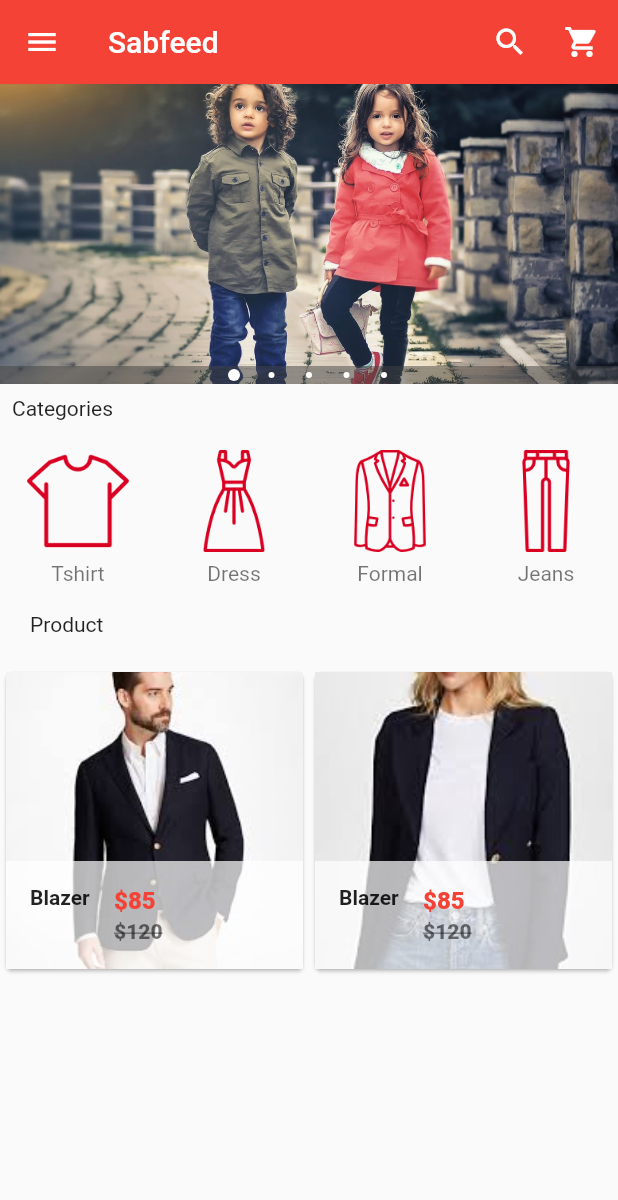
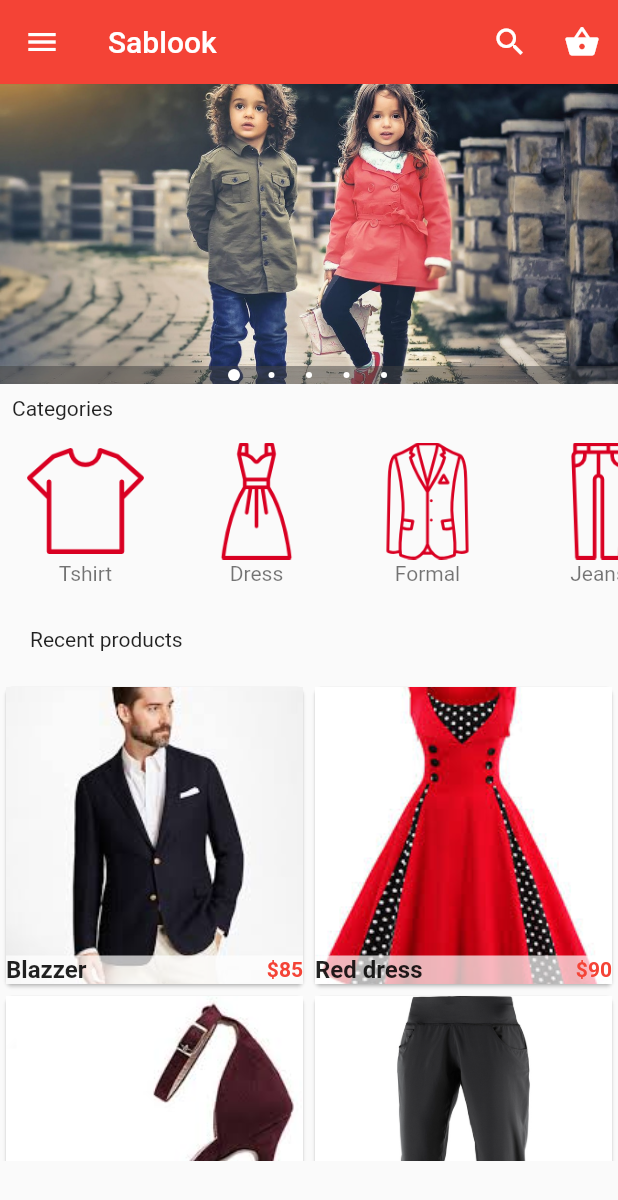
Before and after one commit to Shirshakkandel/ecommerceapp-flutter, a Flutter app: the screen it shows after launch, on a phone screen of 412 x 824 dp. Shown: the top 1200 px of the screen. Run offline on Flutter 3.47's test engine with Material 2 defaults, Android fonts, the phone set to English and light mode, and no system bars; drawn by our look-alikes of carousel_pro.

Commit message:
20)Similar product

```diff
--- a/lib/components/horizontal_listview.dart
+++ b/lib/components/horizontal_listview.dart
@@ -1,26 +1,23 @@
-// TODO Implement this library.
 import 'package:flutter/material.dart';
 
 class HorizontalList extends StatelessWidget {
   @override
   Widget build(BuildContext context) {
     return Container(
-        height: 100,
+      height: 110,
       child: ListView(
         scrollDirection: Axis.horizontal,
-          children: <Widget>[
+        children: [
           Category(
               image_location: 'images/cats/tshirt.png',
               image_caption: 'Tshirt'),
           Category(
-                image_location: 'images/cats/dress.png',
-                image_caption: 'Dress'),
+              image_location: 'images/cats/dress.png', image_caption: 'Dress'),
           Category(
               image_location: 'images/cats/formal.png',
               image_caption: 'Formal'),
           Category(
-                image_location: 'images/cats/jeans.png',
-                image_caption: 'Jeans'),
+              image_location: 'images/cats/jeans.png', image_caption: 'Jeans'),
           Category(
               image_location: 'images/cats/informal.png',
               image_caption: 'Informal'),
@@ -30,7 +27,8 @@ class HorizontalList extends StatelessWidget {
               image_location: 'images/cats/accessories.png',
               image_caption: 'Accessories'),
         ],
-        ));
+      ),
+    );
   }
 }
 
@@ -38,27 +36,32 @@ class Category extends StatelessWidget {
   final String image_location;
   final String image_caption;
 
-  Category({this.image_location, this.image_caption});
+  Category({
+    this.image_location,
+    this.image_caption,
+  });
 
   @override
   Widget build(BuildContext context) {
     return Padding(
-      padding: const EdgeInsets.all(2.0),
+      padding: EdgeInsets.all(2.0),
       child: InkWell(
         onTap: () {},
         child: Container(
-            width: 100.0,
+          width: 110.0,
           child: ListTile(
             title: Image.asset(
               image_location,
-                  width: 100.0,
-                  height: 80.0,
+              width: 80,
+              height: 80,
             ),
             subtitle: Container(
               alignment: Alignment.topCenter,
               child: Text(image_caption),
-                )),
-          )),
+            ),
+          ),
+        ),
+      ), //make tab icon
     );
   }
 }
--- a/lib/components/product.dart
+++ b/lib/components/product.dart
@@ -1,23 +1,42 @@
+import 'package:ecom_flutter/components/pages/product_details.dart';
 import 'package:flutter/material.dart';
 
-class Product extends StatefulWidget {
+class Products extends StatefulWidget {
   @override
-  _State createState() => _State();
+  _ProductsState createState() => _ProductsState();
 }
 
-class _State extends State<Product> {
+class _ProductsState extends State<Products> {
   var product_list = [
     {
-      "name": "Blazer",
-      "picture": "images/products/blazer1.jpeg",
-      "old_price": 120,
-      "price": 85,
+      'name': "Blazzer",
+      'picture': "images/products/blazer1.jpeg",
+      'old_price': 120,
+      'price': 85,
     },
     {
-      "name": "Blazer",
-      "picture": "images/products/blazer2.jpeg",
-      "old_price": 120,
-      "price": 85,
+      'name': "Red dress",
+      'picture': "images/products/dress1.jpeg",
+      'old_price': 100,
+      'price': 90,
+    },
+    {
+      'name': "Hills",
+      'picture': "images/products/hills1.jpeg",
+      'old_price': 100,
+      'price': 90,
+    },
+    {
+      'name': "Pant",
+      'picture': "images/products/pants1.jpg",
+      'old_price': 100,
+      'price': 90,
+    },
+    {
+      'name': "shoe",
+      'picture': "images/products/shoe1.jpg",
+      'old_price': 100,
+      'price': 90,
     },
   ];
   @override
@@ -25,7 +44,7 @@ class _State extends State<Product> {
     return GridView.builder(
         itemCount: product_list.length,
         gridDelegate:
-            new SliverGridDelegateWithFixedCrossAxisCount(crossAxisCount: 2),
+            SliverGridDelegateWithFixedCrossAxisCount(crossAxisCount: 2),
         itemBuilder: (BuildContext context, int index) {
           return Single_prod(
             prod_name: product_list[index]['name'],
@@ -43,13 +62,11 @@ class Single_prod extends StatelessWidget {
   final prod_old_price;
   final prod_price;
 
-  Single_prod({
-    this.prod_name,
+  Single_prod(
+      {this.prod_name,
       this.prod_picture,
       this.prod_old_price,
-    this.prod_price,
-  });
-
+      this.prod_price});
   @override
   Widget build(BuildContext context) {
     return Card(
@@ -57,35 +74,43 @@ class Single_prod extends StatelessWidget {
       tag: prod_name,
       child: Material(
         child: InkWell(
-          onTap: () {},
+          onTap: () => Navigator.of(context).push(
+            MaterialPageRoute(
+              //we are passing value to product details
+              builder: (context) => ProductDetails(
+                product_detail_name: prod_name,
+                product_detail_new_price: prod_price,
+                product_detail_old_price: prod_old_price,
+                product_detail_picture: prod_picture,
+              ),
+            ),
+          ),
           child: GridTile(
             footer: Container(
                 color: Colors.white70,
-                child: ListTile(
-                  leading: Text(
+                child: Row(
+                  children: [
+                    Expanded(
+                      child: Text(
                         prod_name,
-                    style: TextStyle(fontWeight: FontWeight.bold),
+                        style: TextStyle(
+                            fontWeight: FontWeight.bold, fontSize: 16),
                       ),
-                  title: Text(
-                    "\$$prod_price",
+                    ),
+                    Text(
+                      '\$$prod_price',
                       style: TextStyle(
                         color: Colors.red,
-                      fontWeight: FontWeight.w800,
+                        fontWeight: FontWeight.bold,
                       ),
-                  ),
-                  subtitle: Text(
-                    "\$$prod_old_price",
-                    style: TextStyle(
-                        color: Colors.black54,
-                        fontWeight: FontWeight.w800,
-                        decoration: TextDecoration.lineThrough),
-                  ),
-                ),
-              ),
+                    )
+                  ],
+                )),
             child: Image.asset(
               prod_picture,
               fit: BoxFit.cover,
-              )),
+            ),
+          ),
         ),
       ),
     ));
--- a/lib/main.dart
+++ b/lib/main.dart
@@ -1,25 +1,27 @@
 import 'package:flutter/material.dart';
-
 import 'package:carousel_pro/carousel_pro.dart';
-//my own import
+//my own imports
 import 'components/horizontal_listview.dart';
 import 'components/product.dart';
 
 void main() {
-  runApp(MaterialApp(debugShowCheckedModeBanner: false, home: HomePage()));
+  runApp(MaterialApp(
+    debugShowCheckedModeBanner: false,
+    home: HomePage(),
+  ));
 }
 
 class HomePage extends StatefulWidget {
   @override
-  _State createState() => _State();
+  _HomePageState createState() => _HomePageState();
 }
 
-class _State extends State<HomePage> {
+class _HomePageState extends State<HomePage> {
   @override
   Widget build(BuildContext context) {
-    Widget image_carousel = new Container(
+    Widget image_carousel = Container(
       height: 200.0,
-      child: new Carousel(
+      child: Carousel(
         boxFit: BoxFit.cover,
         images: [
           AssetImage('images/c1.jpg'),
@@ -30,122 +32,123 @@ class _State extends State<HomePage> {
         ],
         autoplay: false,
         animationCurve: Curves.fastOutSlowIn,
-        animationDuration: Duration(milliseconds: 1000),
-        dotSize: 4.0,
+        animationDuration: Duration(microseconds: 1000),
+        dotSize: 4,
         indicatorBgPadding: 2.0,
       ),
     );
-
     return Scaffold(
-      appBar: new AppBar(
-        elevation: 0.1,
-        backgroundColor: Colors.red,
-        title: Text('Sabfeed'),
-        actions: <Widget>[
-          new IconButton(
-              icon: Icon(Icons.search, color: Colors.white), onPressed: () {}),
-          new IconButton(
-              icon: Icon(Icons.shopping_cart, color: Colors.white),
-              onPressed: () {})
-        ],
-      ),
-      drawer: new Drawer(
-        child: new ListView(
-          children: <Widget>[
-            //header
-            new UserAccountsDrawerHeader(
-              accountName: Text('Shirshak kandel'),
-              accountEmail: Text('shirshakkandel@gmail.com'),
+      appBar: AppBar(
+          elevation: 0.1,
+          backgroundColor: Colors.red,
+          title: Text('Sablook'),
+          actions: [
+            IconButton(
+                icon: Icon(Icons.search),
+                color: Colors.white,
+                onPressed: () {}),
+            IconButton(
+                icon: Icon(Icons.shopping_basket),
+                color: Colors.white,
+                onPressed: () {}),
+          ]),
+      drawer: Drawer(
+        child: ListView(
+          children: [
+            UserAccountsDrawerHeader(
+              accountName: Text("Shirshak kandel"),
+              accountEmail: Text("shirshakkandel@gmail.com"),
               currentAccountPicture: GestureDetector(
-                child: new CircleAvatar(
+                child: CircleAvatar(
                   backgroundColor: Colors.grey,
-                  child: Icon(Icons.person, color: Colors.white),
+                  child: Icon(
+                    Icons.person,
+                    color: Colors.white,
+                  ),
                 ),
               ),
-              decoration: new BoxDecoration(color: Colors.red),
+              decoration: BoxDecoration(
+                color: Colors.red,
+              ),
             ),
-
-            //body
-
             InkWell(
               onTap: () {},
               child: ListTile(
                 title: Text('Home Page'),
-                leading: Icon(Icons.home),
+                leading: Icon(
+                  Icons.home,
+                  color: Colors.red,
+                ),
               ),
             ),
-
             InkWell(
               onTap: () {},
               child: ListTile(
                 title: Text('My account'),
-                leading: Icon(Icons.person),
+                leading: Icon(
+                  Icons.person,
+                  color: Colors.red,
+                ),
               ),
             ),
-
             InkWell(
               onTap: () {},
               child: ListTile(
                 title: Text('My orders'),
-                leading: Icon(Icons.shopping_basket),
+                leading: Icon(
+                  Icons.shopping_basket,
+                  color: Colors.red,
+                ),
               ),
             ),
-
-            InkWell(
-              onTap: () {},
-              child: ListTile(
-                title: Text('Categories'),
-                leading: Icon(Icons.dashboard),
-              ),
-            ),
-
             InkWell(
               onTap: () {},
               child: ListTile(
                 title: Text('Favourite'),
-                leading: Icon(Icons.favorite),
+                leading: Icon(
+                  Icons.favorite,
+                  color: Colors.red,
+                ),
               ),
             ),
             Divider(),
-
             InkWell(
               onTap: () {},
               child: ListTile(
                 title: Text('Setting'),
-                leading: Icon(Icons.settings, color: Colors.blue),
+                leading: Icon(Icons.settings),
               ),
             ),
-
             InkWell(
               onTap: () {},
               child: ListTile(
                 title: Text('About'),
-                leading: Icon(Icons.help, color: Colors.green),
+                leading: Icon(Icons.help),
               ),
             ),
           ],
         ),
       ),
-      body: new ListView(
-        children: <Widget>[
-          //image carousel begin
+      body: ListView(
+        children: [
+          //image carousel begin here
           image_carousel,
-          //padding widget
-          new Padding(
-            padding: const EdgeInsets.all(8.0),
-            child: new Text('Categories'),
+          Padding(
+            //Padding Widget
+            padding: EdgeInsets.all(8.0),
+            child: Text('Categories'),
           ),
+          //Horizontal list view begins here
           HorizontalList(),
 
           //padding widget
-          Padding(
-            padding: const EdgeInsets.all(20.0),
-            child: Text('Product'),
-          ),
+          Padding(padding: EdgeInsets.all(20), child: Text('Recent products')),
+
+          //grid view
           Container(
-            height: 320.0,
-            child: Product(),
-          ),
+            height: 320,
+            child: Products(),
+          )
         ],
       ),
     );
--- a/pubspec.yaml
+++ b/pubspec.yaml
@@ -50,10 +50,6 @@ flutter:
   - images/
   - images/cats/
   - images/products/
-
-
-
-
   # To add assets to your application, add an assets section, like this:
   # assets:
   #   - images/a_dot_burr.jpeg
```
Also changed, not shown: lib/components/pages/product_details.dart (added, +301 -0 lines), pubspec.lock, 6 other files. Lines whose indentation alone changed are shown as unchanged.
